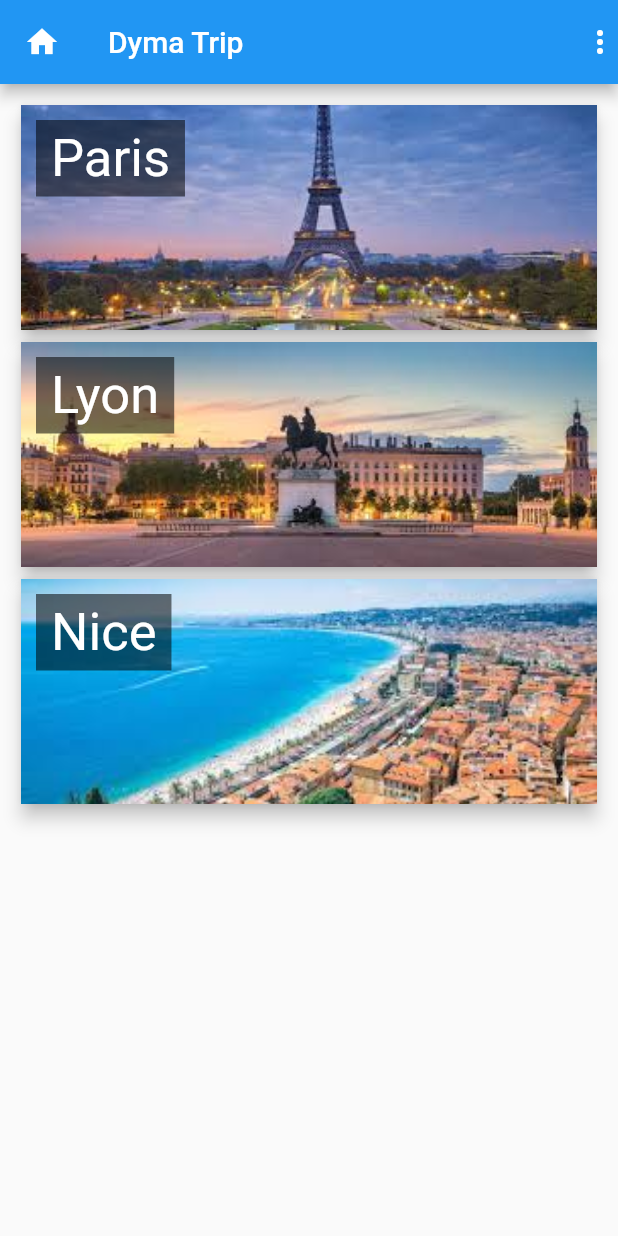
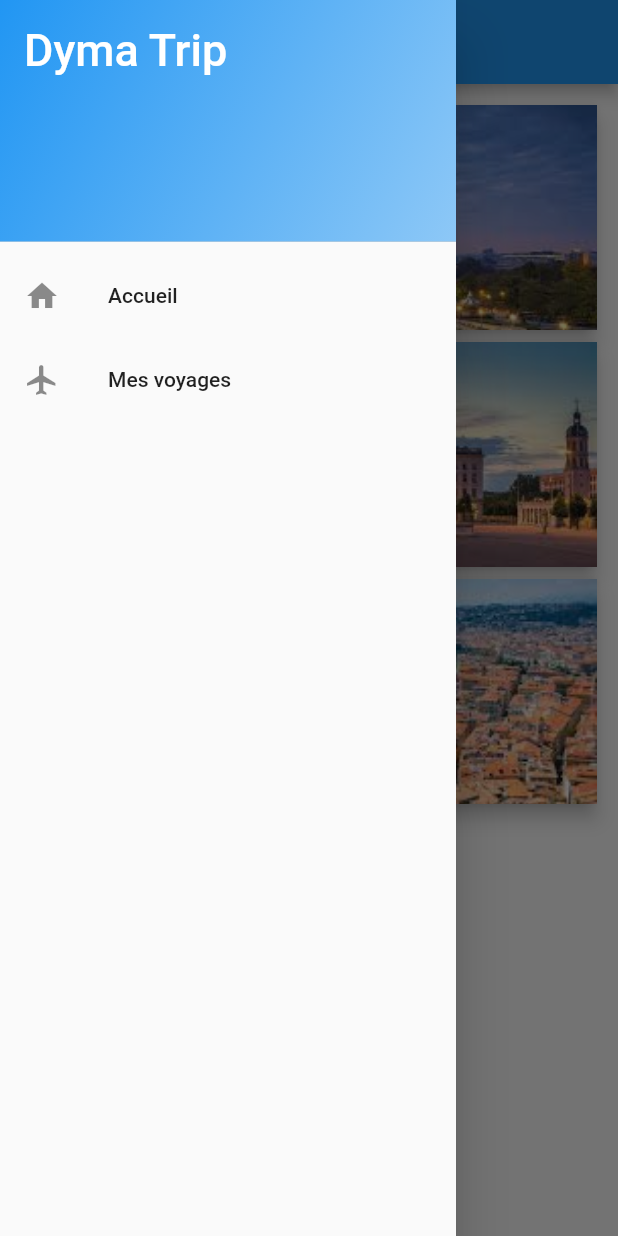
Before and after one commit to Tybo62430/flutter_dyma, a Flutter app: the screen it shows after launch, with the side drawer open (before the commit the screen has no drawer), on a phone screen of 412 x 824 dp. Run offline on Flutter 3.47's test engine with Material 2 defaults, Android fonts, the phone set to English and light mode, and no system bars.

Commit message:
before refacto

```diff
--- a/lib/datas/data.dart
+++ b/lib/datas/data.dart
@@ -6,53 +6,62 @@ List<Activity> activities = [
     name: 'Louvre',
     id: 'a1',
     city: 'Paris',
+    price: 12.00,
   ),
   Activity(
     image: 'assets/images/activities/chaumont.jpeg',
     name: 'Chaumont',
     id: 'a2',
     city: 'Paris',
+    price: 0.00,
   ),
   Activity(
     image: 'assets/images/activities/dame.jpeg',
     name: 'Notre Dame',
     id: 'a3',
     city: 'Paris',
+    price: 0.00,
   ),
   Activity(
     image: 'assets/images/activities/defense.jpeg',
     name: 'La defense',
     id: 'a4',
     city: 'Paris',
+    price: 0.00,
   ),
   Activity(
     image: 'assets/images/activities/effeil.jpeg',
     name: 'Tour Effeil',
     id: 'a5',
     city: 'Paris',
+    price: 15.00,
   ),
   Activity(
     image: 'assets/images/activities/luxembourg.jpeg',
     name: 'Jardin Luxembourg',
     id: 'a6',
     city: 'Paris',
+    price: 0.00,
   ),
   Activity(
     image: 'assets/images/activities/mitterrand.jpeg',
     name: 'Bibliotheque Mitterand',
     id: 'a7',
     city: 'Paris',
+    price: 0.00,
   ),
   Activity(
     image: 'assets/images/activities/montmartre.jpeg',
     name: 'Montmartre',
     id: 'a8',
     city: 'Paris',
+    price: 0.00,
   ),
   Activity(
     image: 'assets/images/activities/catacombe.jpeg',
     name: 'Catacombe',
     id: 'a9',
     city: 'Paris',
+    price: 0.00,
   ),
 ];
--- a/lib/models/activity_model.dart
+++ b/lib/models/activity_model.dart
@@ -3,9 +3,11 @@ class Activity {
   String image;
   String id;
   String city;
+  double price;
   Activity(
       {required this.name,
       required this.city,
       required this.id,
-      required this.image});
+      required this.image,
+      required this.price});
 }
--- a/lib/views/home/home_view.dart
+++ b/lib/views/home/home_view.dart
@@ -1,9 +1,12 @@
+import 'package:dyma_trip/widgets/dyma_drawer.dart';
+import 'package:flutter/material.dart';
 import 'package:dyma_trip/models/city_model.dart';
-import 'package:flutter/material.dart';
 
 import 'widgets/city_card.dart';
 
 class HomeView extends StatefulWidget {
+  static const String routeName = '/';
+
   @override
   _HomeViewState createState() => _HomeViewState();
 }
@@ -17,12 +20,13 @@ class _HomeViewState extends State<HomeView> {
 
   @override
   Widget build(BuildContext context) {
+    cities.map((city) => print(city));
+
     return Scaffold(
       appBar: AppBar(
-        leading: const Icon(Icons.home),
         title: const Text('Dyma Trip'),
-        actions: const <Widget>[Icon(Icons.more_vert)],
       ),
+      drawer: const DymaDrawer(),
       body: Container(
         padding: const EdgeInsets.all(10),
         child: Column(
--- a/lib/views/home/widgets/city_card.dart
+++ b/lib/views/home/widgets/city_card.dart
@@ -1,3 +1,4 @@
+import 'package:dyma_trip/views/city/city_view.dart';
 import 'package:flutter/material.dart';
 import 'package:dyma_trip/models/city_model.dart';
 
@@ -18,7 +19,9 @@ class CityCard extends StatelessWidget {
               Ink.image(
                 image: AssetImage(city.image),
                 child: InkWell(
-                  onTap: () {},
+                  onTap: () {
+                    Navigator.pushNamed(context, '/city', arguments: city);
+                  },
                 ),
                 fit: BoxFit.cover,
               ),
--- /dev/null
+++ b/lib/widgets/dyma_drawer.dart
@@ -0,0 +1,50 @@
+import 'package:dyma_trip/views/home/home_view.dart';
+import 'package:dyma_trip/views/trips/trips_view.dart';
+import 'package:flutter/material.dart';
+
+class DymaDrawer extends StatelessWidget {
+  const DymaDrawer({Key? key}) : super(key: key);
+
+  @override
+  Widget build(BuildContext context) {
+    return Drawer(
+      child: ListView(
+        children: <Widget>[
+          DrawerHeader(
+            child: const Text(
+              'Dyma Trip',
+              style: TextStyle(
+                color: Colors.white,
+                fontSize: 30,
+              ),
+            ),
+            decoration: BoxDecoration(
+              gradient: LinearGradient(
+                colors: [
+                  Theme.of(context).primaryColor,
+                  Theme.of(context).primaryColor.withOpacity(0.5),
+                ],
+                begin: Alignment.topLeft,
+                end: Alignment.bottomRight,
+              ),
+            ),
+          ),
+          ListTile(
+            leading: const Icon(Icons.home),
+            title: const Text('Accueil'),
+            onTap: () {
+              Navigator.pushNamed(context, HomeView.routeName);
+            },
+          ),
+          ListTile(
+            leading: const Icon(Icons.flight),
+            title: const Text('Mes voyages'),
+            onTap: () {
+              Navigator.pushNamed(context, TripsView.routeName);
+            },
+          ),
+        ],
+      ),
+    );
+  }
+}
```
Also changed, not shown: lib/main.dart (+34 -5 lines), lib/views/404/not_found.dart (added, +15 -0 lines), lib/views/city/city_view.dart (+58 -20 lines), lib/views/city/widgets/trip_activity_card.dart (+7 -0 lines), lib/views/city/widgets/trip_overview.dart (+10 -8 lines), lib/views/trips/trips_view.dart (added, +27 -0 lines).
